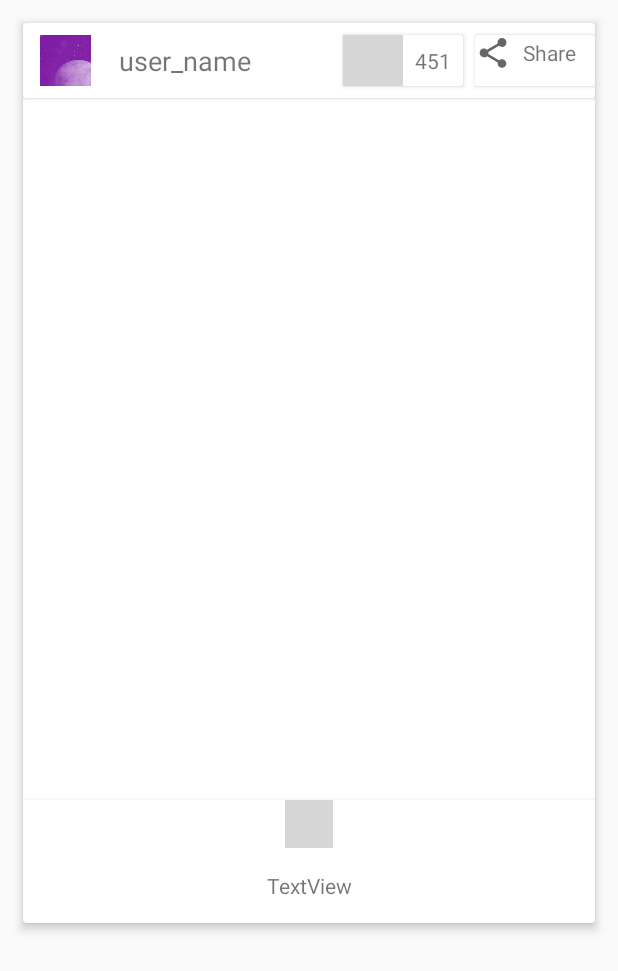
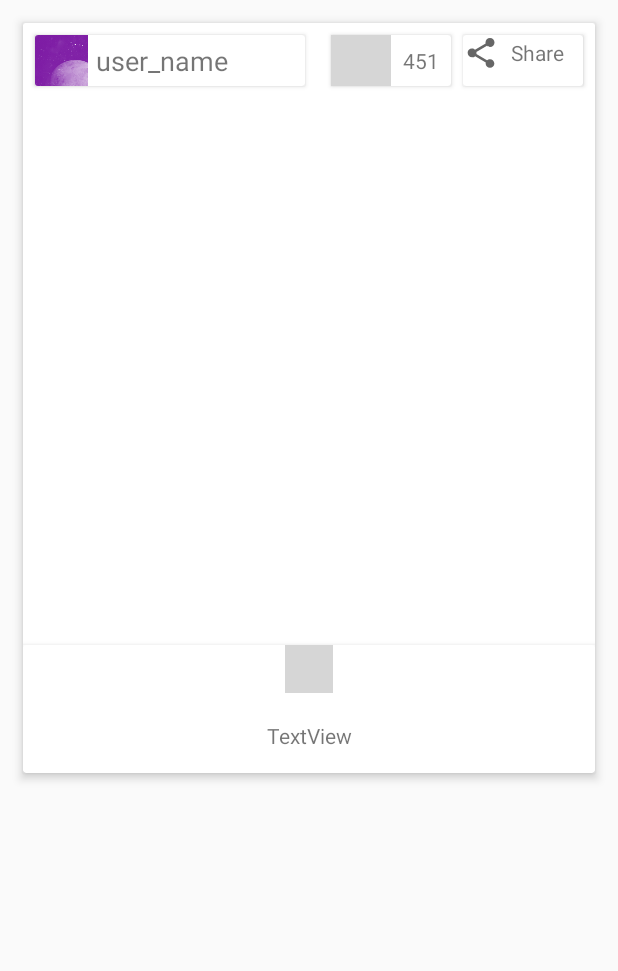
Before and after one commit to nitpydev/Gyanith20-app, an Android app: the layout item_feedpost.xml on its own in the app's theme, with its tools: preview values and no code run, on a phone screen of 412 x 824 dp. Shown: the top 971 px of the screen. Run offline under Robolectric (Android 15) with nearby library versions, the phone set to English and light mode, and no system bars; plain views replace SpringDotsIndicator; network calls fail; Roboto replaces fonts that are not available here; grey boxes are pictures that could not be loaded.

Commit message:
updated remote user profile

```diff
--- a/app/src/main/java/com/barebrains/gyanith20/Fragments/CommunityFragment.java
+++ b/app/src/main/java/com/barebrains/gyanith20/Fragments/CommunityFragment.java
@@ -18,6 +18,7 @@ import androidx.core.content.ContextCompat;
 import androidx.fragment.app.Fragment;
 import androidx.viewpager.widget.ViewPager;
 
+import com.barebrains.gyanith20.Activities.MainActivity;
 import com.barebrains.gyanith20.Activities.UploadPostActivity;
 import com.barebrains.gyanith20.Adapters.feedViewPagerAdapter;
 import com.barebrains.gyanith20.Models.Post;
@@ -104,7 +105,7 @@ public class CommunityFragment extends Fragment {
         });
 
 
-        viewPager.setAdapter(new feedViewPagerAdapter(getContext(),this,(ProgressBar)root.findViewById(R.id.progressBar)));
+        viewPager.setAdapter(new feedViewPagerAdapter((MainActivity) getActivity(),this,(ProgressBar)root.findViewById(R.id.progressBar)));
         viewPager.setOffscreenPageLimit(1);
 
         return root;
--- a/app/src/main/res/layout/item_feedpost.xml
+++ b/app/src/main/res/layout/item_feedpost.xml
@@ -3,7 +3,7 @@
     xmlns:app="http://schemas.android.com/apk/res-auto"
     xmlns:tools="http://schemas.android.com/tools"
     android:layout_width="match_parent"
-    android:layout_height="600dp"
+    android:layout_height="500dp"
     android:layout_margin="15dp"
     android:orientation="vertical"
     app:cardElevation="4dp">
@@ -16,9 +16,7 @@
             android:id="@+id/post_top_bar"
             android:layout_width="match_parent"
             android:layout_height="wrap_content"
-            android:layout_marginStart="0dp"
-            android:layout_marginTop="0dp"
-            android:layout_marginEnd="0dp"
+            app:cardElevation="0dp"
             app:layout_constraintEnd_toEndOf="parent"
             app:layout_constraintStart_toStartOf="parent"
             app:layout_constraintTop_toTopOf="parent">
@@ -27,32 +25,38 @@
                 android:layout_width="match_parent"
                 android:layout_height="50dp">
 
-                <ImageView
-                    android:id="@+id/post_profile_img"
-                    android:layout_width="40dp"
-                    android:layout_height="40dp"
-                    android:layout_alignParentStart="true"
-                    android:layout_alignParentTop="true"
-                    android:layout_alignParentBottom="true"
+                <com.google.android.material.card.MaterialCardView
+                    android:id="@+id/user_profile_btn"
+                    android:layout_width="180dp"
+                    android:layout_height="match_parent"
                     android:layout_marginStart="8dp"
                     android:layout_marginTop="8dp"
                     android:layout_marginEnd="8dp"
                     android:layout_marginBottom="8dp"
+                    android:foreground="?android:attr/selectableItemBackground">
+
+                    <LinearLayout
+                        android:layout_width="match_parent"
+                        android:layout_height="match_parent"
+                        android:gravity="center_vertical"
+                        android:orientation="horizontal">
+
+                        <ImageView
+                            android:id="@+id/post_profile_img"
+                            android:layout_width="35dp"
+                            android:layout_height="35dp"
                             app:srcCompat="@drawable/about" />
 
                         <TextView
                             android:id="@+id/post_username"
                             android:layout_width="wrap_content"
                             android:layout_height="wrap_content"
-                    android:layout_alignParentTop="true"
-                    android:layout_alignParentBottom="true"
-                    android:layout_marginStart="8dp"
-                    android:layout_marginTop="8dp"
-                    android:layout_marginBottom="8dp"
-                    android:layout_toEndOf="@+id/post_profile_img"
+                            android:layout_marginStart="5dp"
                             android:gravity="center_vertical"
                             android:text="user_name"
                             android:textSize="18sp" />
+                    </LinearLayout>
+                </com.google.android.material.card.MaterialCardView>
 
                 <com.google.android.material.card.MaterialCardView
                     android:id="@+id/like_btn"
@@ -99,7 +103,7 @@
                     android:layout_alignParentEnd="true"
                     android:layout_alignParentBottom="true"
                     android:layout_marginTop="8dp"
-                    android:layout_marginEnd="0dp"
+                    android:layout_marginEnd="8dp"
                     android:layout_marginBottom="8dp"
                     android:foreground="?android:attr/selectableItemBackground"
                     android:gravity="center">
@@ -159,6 +163,7 @@
                     android:id="@+id/dots"
                     android:layout_width="wrap_content"
                     android:layout_height="wrap_content"
+                    android:layout_margin="3dp"
                     app:dampingRatio="0.5"
                     app:dotsColor="@color/colorPrimaryDark"
                     app:dotsCornerRadius="2dp"
```
Also changed, not shown: app/src/main/java/com/barebrains/gyanith20/Activities/MainActivity.java (+18 -1 lines), app/src/main/java/com/barebrains/gyanith20/Adapters/feedViewPagerAdapter.java (+9 -10 lines), app/src/main/java/com/barebrains/gyanith20/Fragments/RemoteUserProfileFragment.java (added, +100 -0 lines), app/src/main/java/com/barebrains/gyanith20/Others/PostViewHolder.java (+45 -4 lines), app/src/main/java/com/barebrains/gyanith20/Statics/PostManager.java (+15 -4 lines), app/src/main/res/layout/fragment_remote_user_profile.xml (added, +87 -0 lines). Lines whose indentation alone changed are shown as unchanged.
